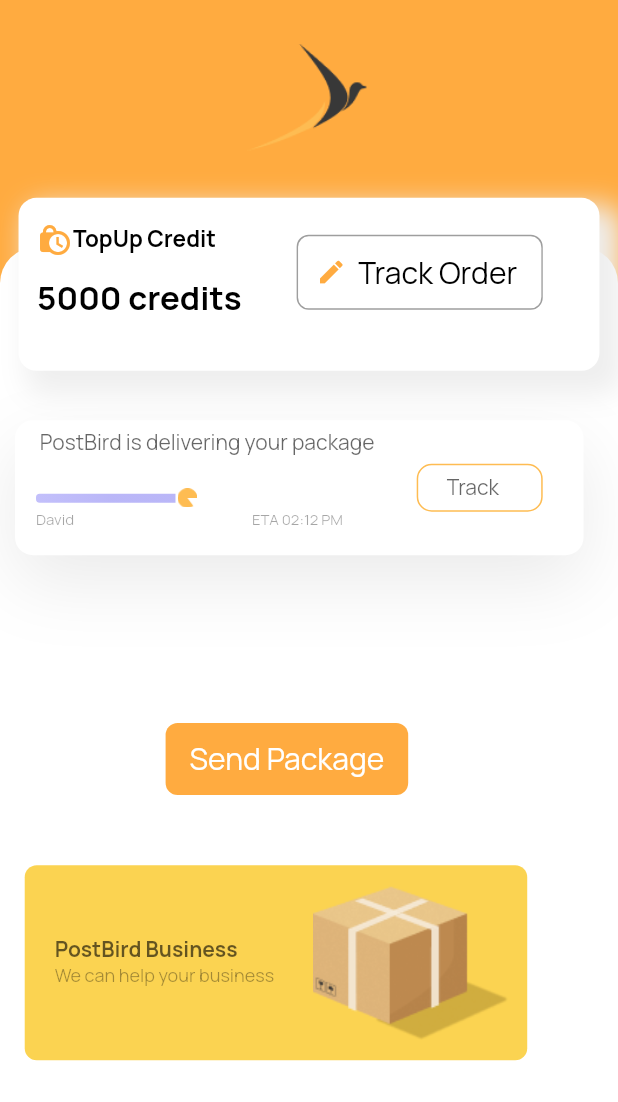
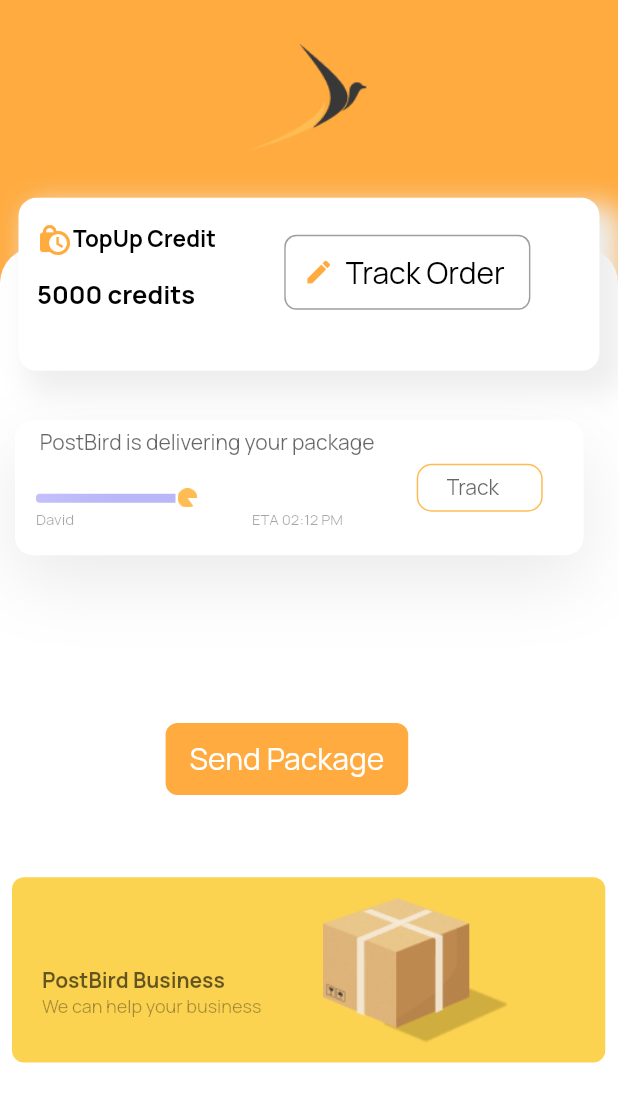
Before and after one commit to VershimaKelvin/postbird, a Flutter app: the HomePage2 screen opened directly, on a phone screen of 412 x 824 dp. Shown: the top 1102 px of the screen. Run offline on Flutter 3.47's test engine with Material 2 defaults, Android fonts, the phone set to English and light mode, and no system bars; our stand-ins replace flutter_slidable, google_fonts.

Commit message:
made changes to Home6 screen

```diff
--- a/lib/Screens/Home6.dart
+++ b/lib/Screens/Home6.dart
@@ -337,11 +337,11 @@ class _HomePage2State extends State<HomePage2> {
                         ),
                       ),
                       Positioned(
-                        left: screenWidth*0.04,
                         top: screenHeight*0.5,
+                        child: Padding(
+                          padding: const EdgeInsets.all(8.0),
                           child: Container(
-                          width: 335,
-                          height: 130,
+                            width: screenWidth*0.96,
                             decoration: BoxDecoration(
                               color: Color(0xFFFBD351),
                               borderRadius: BorderRadius.circular(8),
@@ -357,7 +357,7 @@ class _HomePage2State extends State<HomePage2> {
                                     crossAxisAlignment: CrossAxisAlignment.start,
                                     children: [
                                       SizedBox(
-                                      height: 50,
+                                        height: screenHeight*0.04,
                                       ),
                                       Text(
                                         'PostBird Business',
@@ -387,16 +387,17 @@ class _HomePage2State extends State<HomePage2> {
                                     ],
                                   ),
                                   SizedBox(
-                                  width: 25,
+                                    width: screenWidth*0.1,
                                   ),
                                   Image(
-                                  height: 103,
-                                  width: 132,
+                                    height: screenHeight*0.15,
+                                    width: screenWidth*0.3,
                                     image: AssetImage(
                                       'assets/box.png',
                                     ),
                                   ),
                                 ],
+                              ),
                             ),
                           ),
                         ),
@@ -471,7 +472,7 @@ class _HomePage2State extends State<HomePage2> {
                           style: TextStyle(
                               color: Colors.black,
                               fontFamily: 'Manrope',
-                              fontSize: 22,
+                              fontSize: 17,
                               letterSpacing: 0,
                               fontWeight: FontWeight.bold,
                               height: 1),
@@ -479,7 +480,7 @@ class _HomePage2State extends State<HomePage2> {
                       ),
                       Positioned(
                         top: screenHeight*0.03,
-                        left: screenWidth*0.45,
+                        left: screenWidth*0.43,
 
                         child: Container(
                           decoration: BoxDecoration(
```
Lines whose indentation alone changed are shown as unchanged.
